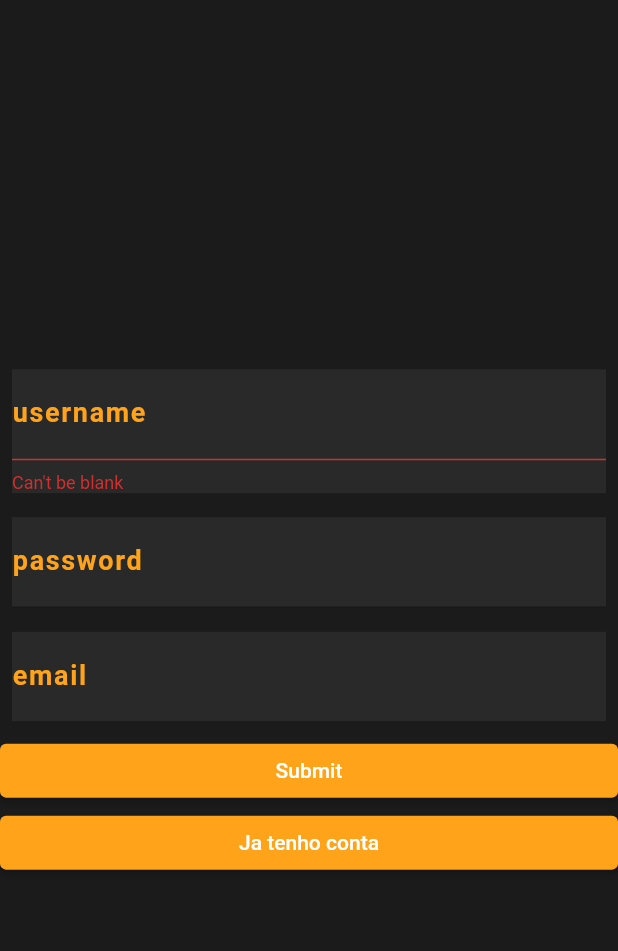
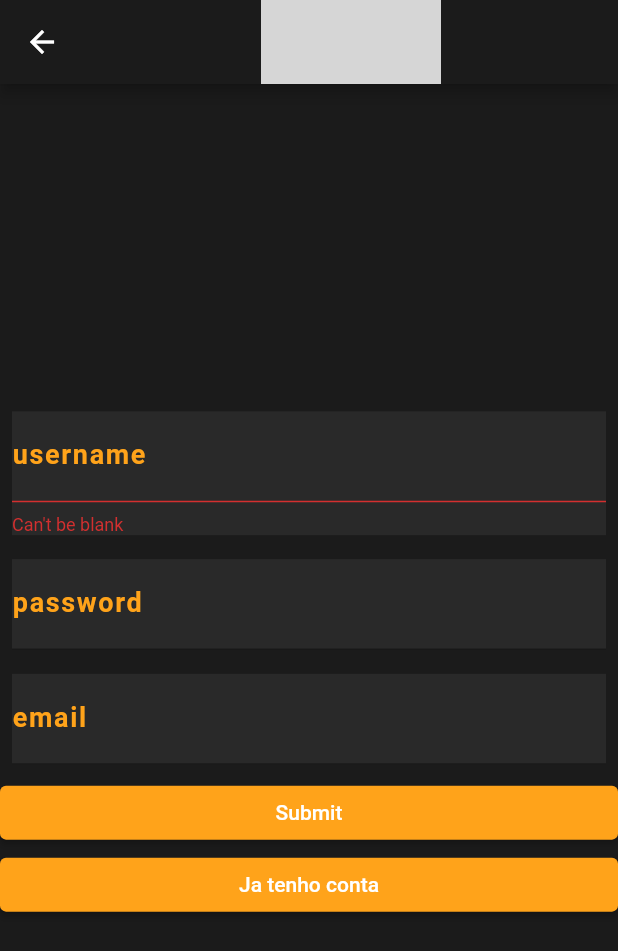
Before and after one commit to AnimeHub-ECM251/frontEnd, a Flutter app: the RegisterPage screen opened directly, after a tap on "Submit", on a phone screen of 412 x 824 dp. Shown: the top 951 px of the screen. Run offline on Flutter 3.47's test engine with Material 2 defaults, Android fonts, the phone set to English and light mode, and no system bars; our stand-ins replace flutter_rating_bar; network calls fail; grey boxes are pictures that could not be loaded.

Commit message:
Putting AppBar on RegisterPage

```diff
--- a/animehub/lib/pages/registerPage/registerPage.dart
+++ b/animehub/lib/pages/registerPage/registerPage.dart
@@ -4,6 +4,7 @@ import 'package:animehub/globals/styleColors.dart';
 import 'package:animehub/globals/styleText.dart';
 import 'package:animehub/globals/url.dart';
 import 'package:animehub/pages/classes/controller.dart';
+import 'package:animehub/pages/mainPage/mainPage.dart';
 import 'package:flutter/material.dart';
 import 'package:crypto/crypto.dart';
 
@@ -15,6 +16,8 @@ class RegisterPage extends StatefulWidget {
 }
 
 class _RegisterPageState extends State<RegisterPage> {
+  final String logo =
+      'https://cdn.discordapp.com/attachments/822141817520652299/907415173944463420/unknown.png';
 
   Controller controller = Controller();
 
@@ -29,6 +32,26 @@ class _RegisterPageState extends State<RegisterPage> {
   @override
   Widget build(BuildContext context) {
     return Scaffold(
+      appBar: AppBar(
+        backgroundColor: kblack,
+        title: Center(
+          child: TextButton(
+            child: Image.network(
+              logo,
+              width: 120,
+              height: 80,
+            ),
+            onPressed: () => {
+              Navigator.pushAndRemoveUntil(
+                context,
+                MaterialPageRoute(
+                  builder: (BuildContext context) => HomePage(currentPage: 1),
+                ),
+                (route) => false,
+              ),
+            },
+          ),
+         )),
       body: Column(
         mainAxisAlignment: MainAxisAlignment.center,
         crossAxisAlignment: CrossAxisAlignment.stretch,
```
